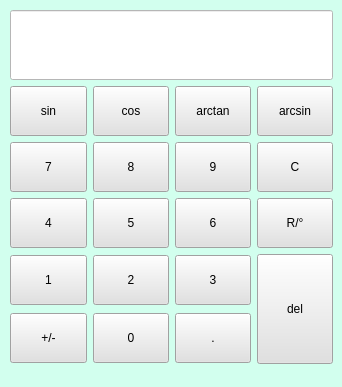
First picture: the form in CalculatorUi/Calculator.ui, repository CQU-ModernSoftwareEngineering/tri-func, before the edit.
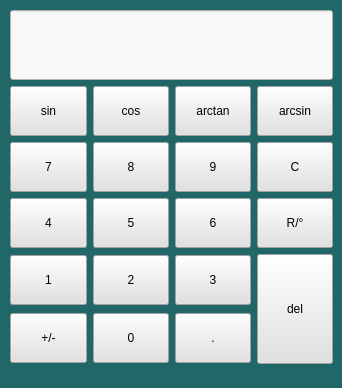
Second picture: the form after the edit.

```diff
--- a/CalculatorUi/Calculator.ui
+++ b/CalculatorUi/Calculator.ui
@@ -7,14 +7,14 @@
     <x>0</x>
     <y>0</y>
     <width>342</width>
-    <height>387</height>
+    <height>388</height>
    </rect>
   </property>
   <property name="windowTitle">
    <string>Calculator</string>
   </property>
   <property name="styleSheet">
-   <string notr="true">background-color: rgb(210, 255, 238);</string>
+   <string notr="true">background-color: rgb(34, 103, 103);</string>
   </property>
   <widget class="QWidget" name="centralwidget">
    <property name="tabletTracking">
@@ -39,9 +39,10 @@
         </size>
        </property>
        <property name="styleSheet">
-        <string notr="true">background-color: rgb(225, 225, 225);
-font: 75 12pt &quot;Arial&quot;;
-selection-background-color: rgb(255, 255, 255);</string>
+        <string notr="true">QPushButton{background-color: rgb(225, 225, 225);
+font: 75 12pt &quot;Arial&quot;;}
+QPushButton:hover { background-color: rgb(243, 243, 243); }
+</string>
        </property>
        <property name="text">
         <string>sin</string>
@@ -63,9 +64,10 @@
         </size>
        </property>
        <property name="styleSheet">
-        <string notr="true">background-color: rgb(225, 225, 225);
-font: 75 12pt &quot;Arial&quot;;
-selection-background-color: rgb(255, 255, 255);</string>
+        <string notr="true">QPushButton{background-color: rgb(225, 225, 225);
+font: 75 12pt &quot;Arial&quot;;}
+QPushButton:hover { background-color: rgb(243, 243, 243); }
+</string>
        </property>
        <property name="text">
         <string>cos</string>
@@ -81,9 +83,10 @@
         </size>
        </property>
        <property name="styleSheet">
-        <string notr="true">background-color: rgb(225, 225, 225);
-font: 75 12pt &quot;Arial&quot;;
-selection-background-color: rgb(255, 255, 255);</string>
+        <string notr="true">QPushButton{background-color: rgb(225, 225, 225);
+font: 75 12pt &quot;Arial&quot;;}
+QPushButton:hover { background-color: rgb(243, 243, 243); }
+</string>
        </property>
        <property name="text">
         <string>arcsin</string>
@@ -99,9 +102,10 @@
         </size>
        </property>
        <property name="styleSheet">
-        <string notr="true">background-color: rgb(225, 225, 225);
-font: 75 12pt &quot;Arial&quot;;
-selection-background-color: rgb(255, 255, 255);</string>
+        <string notr="true">QPushButton{background-color: rgb(225, 225, 225);
+font: 75 12pt &quot;Arial&quot;;}
+QPushButton:hover { background-color: rgb(243, 243, 243); }
+</string>
        </property>
        <property name="text">
         <string>8</string>
@@ -117,9 +121,10 @@
         </size>
        </property>
        <property name="styleSheet">
-        <string notr="true">background-color: rgb(225, 225, 225);
-font: 75 12pt &quot;Arial&quot;;
-selection-background-color: rgb(255, 255, 255);</string>
+        <string notr="true">QPushButton{background-color: rgb(225, 225, 225);
+font: 75 12pt &quot;Arial&quot;;}
+QPushButton:hover { background-color: rgb(243, 243, 243); }
+</string>
        </property>
        <property name="text">
         <string>9</string>
@@ -135,9 +140,10 @@
         </size>
        </property>
        <property name="styleSheet">
-        <string notr="true">background-color: rgb(225, 225, 225);
-font: 75 12pt &quot;Arial&quot;;
-selection-background-color: rgb(255, 255, 255);</string>
+        <string notr="true">QPushButton{background-color: rgb(225, 225, 225);
+font: 75 12pt &quot;Arial&quot;;}
+QPushButton:hover { background-color: rgb(243, 243, 243); }
+</string>
        </property>
        <property name="text">
         <string>7</string>
@@ -153,9 +159,10 @@
         </size>
        </property>
        <property name="styleSheet">
-        <string notr="true">background-color: rgb(225, 225, 225);
-font: 75 12pt &quot;Arial&quot;;
-selection-background-color: rgb(255, 255, 255);</string>
+        <string notr="true">QPushButton{background-color: rgb(225, 225, 225);
+font: 75 12pt &quot;Arial&quot;;}
+QPushButton:hover { background-color: rgb(243, 243, 243); }
+</string>
        </property>
        <property name="text">
         <string>4</string>
@@ -171,9 +178,10 @@
         </size>
        </property>
        <property name="styleSheet">
-        <string notr="true">background-color: rgb(225, 225, 225);
-font: 75 12pt &quot;Arial&quot;;
-selection-background-color: rgb(255, 255, 255);</string>
+        <string notr="true">QPushButton{background-color: rgb(225, 225, 225);
+font: 75 12pt &quot;Arial&quot;;}
+QPushButton:hover { background-color: rgb(243, 243, 243); }
+</string>
        </property>
        <property name="text">
         <string>6</string>
@@ -189,9 +197,10 @@
         </size>
        </property>
        <property name="styleSheet">
-        <string notr="true">background-color: rgb(225, 225, 225);
-font: 75 12pt &quot;Arial&quot;;
-selection-background-color: rgb(255, 255, 255);</string>
+        <string notr="true">QPushButton{background-color: rgb(225, 225, 225);
+font: 75 12pt &quot;Arial&quot;;}
+QPushButton:hover { background-color: rgb(243, 243, 243); }
+</string>
        </property>
        <property name="text">
         <string>1</string>
@@ -207,9 +216,10 @@
         </size>
        </property>
        <property name="styleSheet">
-        <string notr="true">background-color: rgb(225, 225, 225);
-font: 75 12pt &quot;Arial&quot;;
-selection-background-color: rgb(255, 255, 255);</string>
+        <string notr="true">QPushButton{background-color: rgb(225, 225, 225);
+font: 75 12pt &quot;Arial&quot;;}
+QPushButton:hover { background-color: rgb(243, 243, 243); }
+</string>
        </property>
        <property name="text">
         <string>2</string>
@@ -225,9 +235,10 @@
         </size>
        </property>
        <property name="styleSheet">
-        <string notr="true">background-color: rgb(225, 225, 225);
-font: 75 12pt &quot;Arial&quot;;
-selection-background-color: rgb(255, 255, 255);</string>
+        <string notr="true">QPushButton{background-color: rgb(225, 225, 225);
+font: 75 12pt &quot;Arial&quot;;}
+QPushButton:hover { background-color: rgb(243, 243, 243); }
+</string>
        </property>
        <property name="text">
         <string>del</string>
@@ -243,9 +254,10 @@
         </size>
        </property>
        <property name="styleSheet">
-        <string notr="true">background-color: rgb(225, 225, 225);
-font: 75 12pt &quot;Arial&quot;;
-selection-background-color: rgb(255, 255, 255);</string>
+        <string notr="true">QPushButton{background-color: rgb(225, 225, 225);
+font: 75 12pt &quot;Arial&quot;;}
+QPushButton:hover { background-color: rgb(243, 243, 243); }
+</string>
        </property>
        <property name="text">
         <string>R/°</string>
@@ -261,9 +273,10 @@
         </size>
        </property>
        <property name="styleSheet">
-        <string notr="true">background-color: rgb(225, 225, 225);
-font: 75 12pt &quot;Arial&quot;;
-selection-background-color: rgb(255, 255, 255);</string>
+        <string notr="true">QPushButton{background-color: rgb(225, 225, 225);
+font: 75 12pt &quot;Arial&quot;;}
+QPushButton:hover { background-color: rgb(243, 243, 243); }
+</string>
        </property>
        <property name="text">
         <string>0</string>
@@ -279,9 +292,10 @@
         </size>
        </property>
        <property name="styleSheet">
-        <string notr="true">background-color: rgb(225, 225, 225);
-font: 75 12pt &quot;Arial&quot;;
-selection-background-color: rgb(255, 255, 255);</string>
+        <string notr="true">QPushButton{background-color: rgb(225, 225, 225);
+font: 75 12pt &quot;Arial&quot;;}
+QPushButton:hover { background-color: rgb(243, 243, 243); }
+</string>
        </property>
        <property name="text">
         <string>.</string>
@@ -297,9 +311,10 @@
         </size>
        </property>
        <property name="styleSheet">
-        <string notr="true">background-color: rgb(225, 225, 225);
-font: 75 12pt &quot;Arial&quot;;
-selection-background-color: rgb(255, 255, 255);</string>
+        <string notr="true">QPushButton{background-color: rgb(225, 225, 225);
+font: 75 12pt &quot;Arial&quot;;}
+QPushButton:hover { background-color: rgb(243, 243, 243); }
+</string>
        </property>
        <property name="text">
         <string>3</string>
@@ -315,9 +330,10 @@
         </size>
        </property>
        <property name="styleSheet">
-        <string notr="true">background-color: rgb(225, 225, 225);
-font: 75 12pt &quot;Arial&quot;;
-selection-background-color: rgb(255, 255, 255);</string>
+        <string notr="true">QPushButton{background-color: rgb(225, 225, 225);
+font: 75 12pt &quot;Arial&quot;;}
+QPushButton:hover { background-color: rgb(243, 243, 243); }
+</string>
        </property>
        <property name="text">
         <string>C</string>
@@ -333,9 +349,10 @@
         </size>
        </property>
        <property name="styleSheet">
-        <string notr="true">background-color: rgb(225, 225, 225);
-font: 75 12pt &quot;Arial&quot;;
-selection-background-color: rgb(255, 255, 255);</string>
+        <string notr="true">QPushButton{background-color: rgb(225, 225, 225);
+font: 75 12pt &quot;Arial&quot;;}
+QPushButton:hover { background-color: rgb(243, 243, 243); }
+</string>
        </property>
        <property name="text">
         <string>+/-</string>
@@ -351,9 +368,10 @@
         </size>
        </property>
        <property name="styleSheet">
-        <string notr="true">background-color: rgb(225, 225, 225);
-font: 75 12pt &quot;Arial&quot;;
-selection-background-color: rgb(255, 255, 255);</string>
+        <string notr="true">QPushButton{background-color: rgb(225, 225, 225);
+font: 75 12pt &quot;Arial&quot;;}
+QPushButton:hover { background-color: rgb(243, 243, 243); }
+</string>
        </property>
        <property name="text">
         <string>arctan</string>
@@ -369,9 +387,10 @@
         </size>
        </property>
        <property name="styleSheet">
-        <string notr="true">background-color: rgb(225, 225, 225);
-font: 75 12pt &quot;Arial&quot;;
-selection-background-color: rgb(255, 255, 255);</string>
+        <string notr="true">QPushButton{background-color: rgb(225, 225, 225);
+font: 75 12pt &quot;Arial&quot;;}
+QPushButton:hover { background-color: rgb(243, 243, 243); }
+</string>
        </property>
        <property name="text">
         <string>5</string>
@@ -387,7 +406,7 @@
         </size>
        </property>
        <property name="styleSheet">
-        <string notr="true">background-color: rgb(255, 255, 255);
+        <string notr="true">background-color: rgb(248, 248, 248);
 font: 75 20pt &quot;Arial&quot;;</string>
        </property>
        <property name="text">
```
